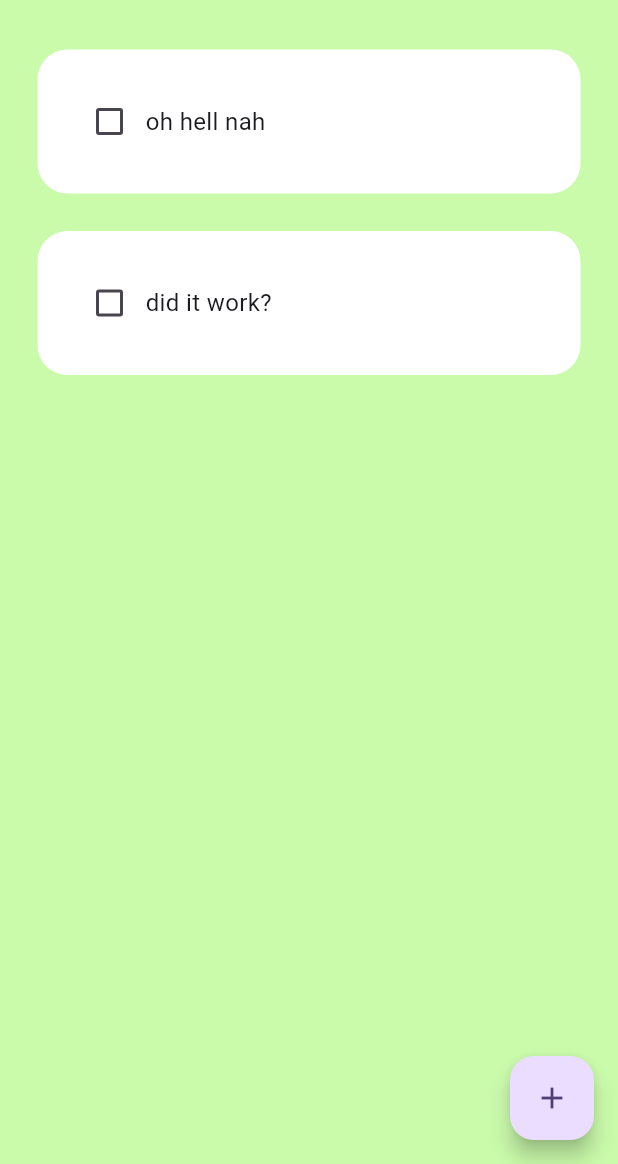
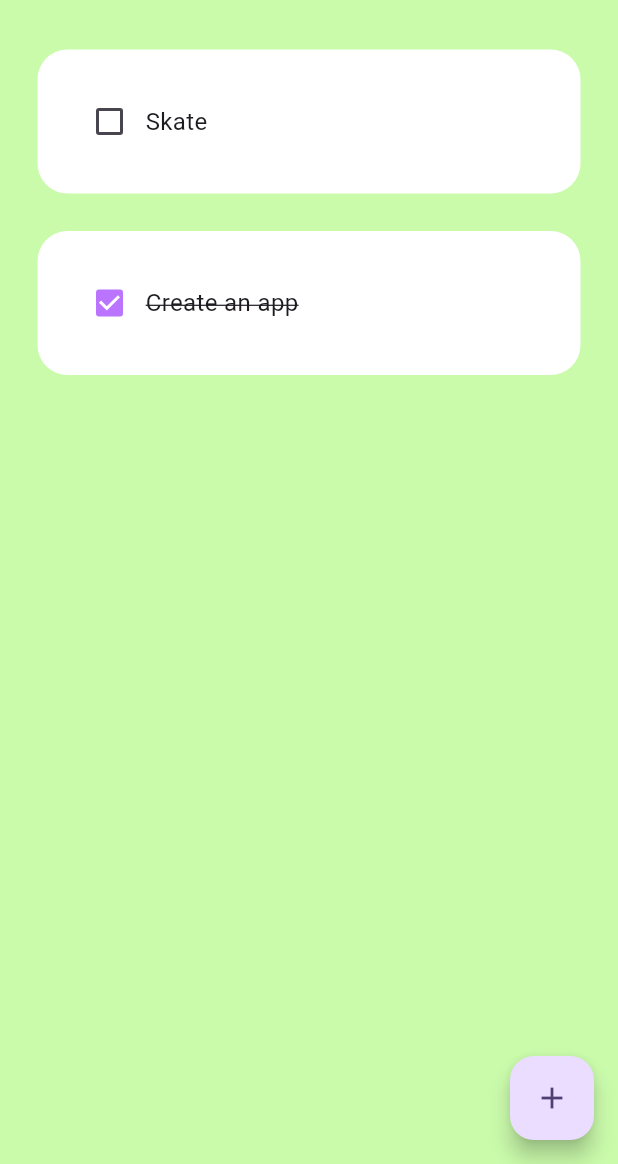
Before and after one commit to kwabenaf/todo_flutter, a Flutter app: the screen it shows after launch, on a phone screen of 412 x 824 dp, the part 72-1236 px from its top. Run offline on Flutter 3.47's test engine with Material 2 defaults, Android fonts, the phone set to English and light mode, and no system bars; drawn by our look-alikes of flutter_slidable; our stand-ins replace hive_flutter; accounts and stored records are empty.

Commit message:
it has memory

```diff
--- a/lib/data/database.dart
+++ b/lib/data/database.dart
@@ -1,6 +1,27 @@
 import 'package:hive_flutter/hive_flutter.dart';
 
 class TodoDatabase {
+  List toDoList = [];
+
   //reference to hive box
-  final _myBox = Hive.openBox('mybox');
+  final _myBox = Hive.box('mybox');
+
+  //run this if it is the first time ever
+  //opening this app
+  void createInitialData() {
+    toDoList = [
+      ["Skate", false],
+      ["Create an app", true]
+    ];
+  }
+
+  //load the data from db
+  void loadData() {
+    toDoList = _myBox.get("TODOLIST");
+  }
+
+  //update the db
+  void updateData() {
+    _myBox.put("TODOLIST", toDoList);
+  }
 }
--- a/lib/pages/home.dart
+++ b/lib/pages/home.dart
@@ -1,4 +1,6 @@
 import 'package:flutter/material.dart';
+import 'package:hive_flutter/hive_flutter.dart';
+import 'package:tut_todo/data/database.dart';
 import 'package:tut_todo/util/todo_tile.dart';
 
 import '../constants/colors.dart';
@@ -14,28 +16,43 @@
 }
 
 class _HomeState extends State<Home> {
+  //reference the hive box
+  final _mybox = Hive.box('mybox');
+  TodoDatabase db = TodoDatabase();
+
+  @override
+  void initState() {
+    //if this is the first time ever opening the app
+    //create default data
+    if (_mybox.get("TODOLIST") == null) {
+      db.createInitialData();
+    } else {
+      //data already exists
+      db.loadData();
+    }
+
+    super.initState();
+  }
+
   //text controller
   final _controller = TextEditingController();
-
-  // list of todo tasks
-  List toDoList = [
-    ["oh hell nah", false],
-    ["did it work?", false],
-  ];
 
   //checkbox was tapped
   void checkBoxChanged(bool? value, int index) {
     setState(() {
-      toDoList[index][1] = !toDoList[index][1];
+      db.toDoList[index][1] = !db.toDoList[index][1];
     });
+    db.updateData();
   }
 
   //save new task
   void saveNewTask() {
     setState(() {
-      toDoList.add((_controller.text, false));
+      db.toDoList.add([_controller.text, false]);
+      _controller.clear();
     });
     Navigator.of(context).pop();
+    db.updateData();
   }
 
   //creating a new task
@@ -52,6 +69,14 @@
     );
   }
 
+  // delete task
+  void deleteTask(int index) {
+    setState(() {
+      db.toDoList.removeAt(index);
+    });
+    db.updateData();
+  }
+
   @override
   Widget build(BuildContext context) {
     return Scaffold(
@@ -62,12 +87,13 @@
         child: const Icon(Icons.add),
       ),
       body: ListView.builder(
-        itemCount: toDoList.length,
+        itemCount: db.toDoList.length,
         itemBuilder: (context, index) {
           return ToDoTile(
-            taskName: toDoList[index][0],
-            taskCompleted: toDoList[index][1],
+            taskName: db.toDoList[index][0],
+            taskCompleted: db.toDoList[index][1],
             onChanged: (value) => checkBoxChanged(value, index),
+            deleteFunction: (context) => deleteTask(index),
           );
         },
       ),
--- a/lib/util/todo_tile.dart
+++ b/lib/util/todo_tile.dart
@@ -1,16 +1,19 @@
 import 'package:flutter/material.dart';
+import 'package:flutter_slidable/flutter_slidable.dart';
 import 'package:tut_todo/constants/colors.dart';
 
 class ToDoTile extends StatelessWidget {
   final String taskName;
   final bool taskCompleted;
   Function(bool?)? onChanged;
+  Function(BuildContext)? deleteFunction;
 
   ToDoTile({
     super.key,
     required this.taskName,
     required this.taskCompleted,
     required this.onChanged,
+    required this.deleteFunction,
   });
 
   @override
@@ -20,6 +23,18 @@
         left: 25,
         right: 25,
         top: 25,
+      ),
+      child: Slidable(
+        endActionPane: ActionPane(
+          motion: StretchMotion(),
+          children: [
+            SlidableAction(
+              onPressed: deleteFunction,
+              icon: Icons.delete,
+              backgroundColor: Colors.red.shade400,
+              borderRadius: BorderRadius.circular(12),
+            ),
+          ],
         ),
         child: Container(
           padding: const EdgeInsets.all(24.0),
@@ -50,6 +65,7 @@
             ],
           ),
         ),
+      ),
     );
   }
 }
--- a/pubspec.yaml
+++ b/pubspec.yaml
@@ -39,6 +39,7 @@
   # The following adds the Cupertino Icons font to your application.
   # Use with the CupertinoIcons class for iOS style icons.
   cupertino_icons: ^1.0.2
+  flutter_slidable: ^1.2.0
 
 dev_dependencies:
   flutter_test:
```
Also changed, not shown: lib/main.dart (+4 -3 lines), pubspec.lock. Lines whose indentation alone changed are shown as unchanged.
